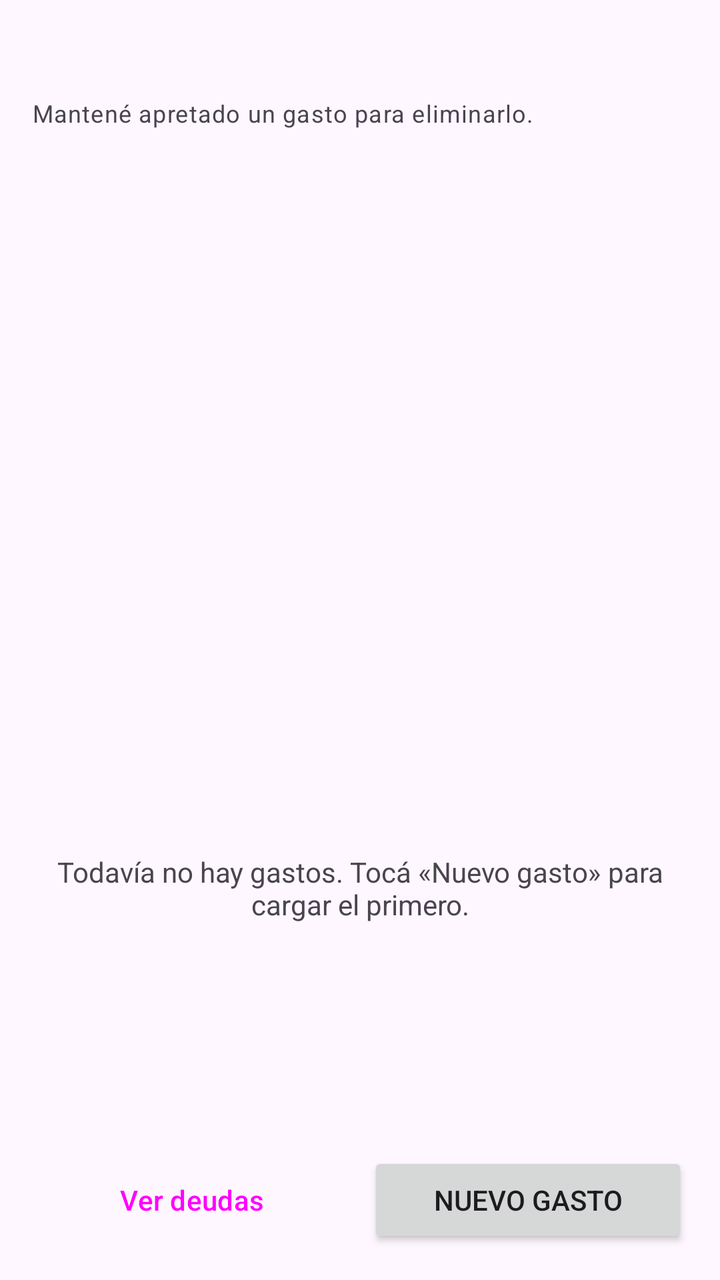
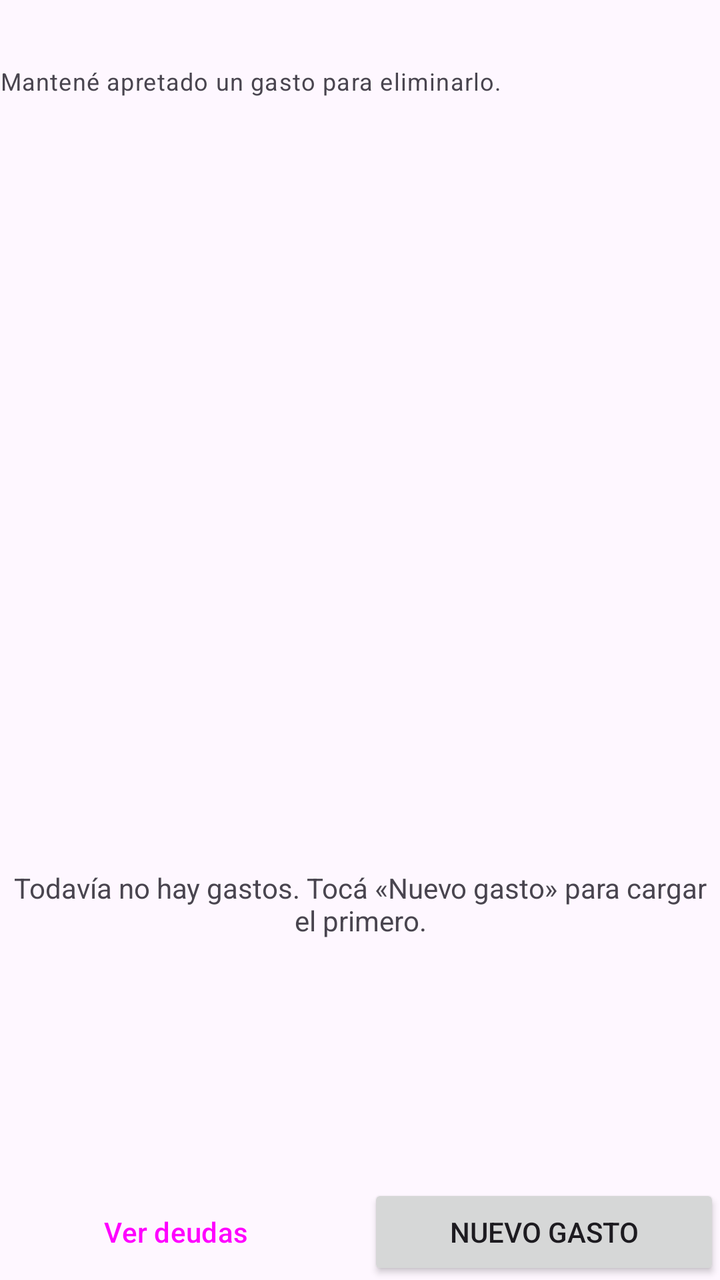

The first picture is an Android layout as it rendered before a commit; the second is the same layout after the commit. The layout source and the unified diff follow.
<!-- AndroidManifest.xml: application theme Theme.Tarjetazo -->
<!-- res/layout/activity_main.xml -->
<?xml version="1.0" encoding="utf-8"?>
<LinearLayout xmlns:android="http://schemas.android.com/apk/res/android"
    android:layout_width="match_parent"
    android:layout_height="match_parent"
    android:fitsSystemWindows="true"
    android:orientation="vertical"
    android:padding="16dp">

    <TextView
        android:id="@+id/total"
        android:layout_width="match_parent"
        android:layout_height="wrap_content"
        android:textAppearance="?attr/textAppearanceHeadlineSmall" />

    <TextView
        android:layout_width="match_parent"
        android:layout_height="wrap_content"
        android:layout_marginBottom="8dp"
        android:text="Mantené apretado un gasto para eliminarlo."
        android:textAppearance="?attr/textAppearanceBodySmall" />

    <ListView
        android:id="@+id/lista"
        android:layout_width="match_parent"
        android:layout_height="0dp"
        android:layout_weight="1" />

    <TextView
        android:id="@+id/vacio"
        android:layout_width="match_parent"
        android:layout_height="0dp"
        android:layout_weight="1"
        android:gravity="center"
        android:text="Todavía no hay gastos. Tocá «Nuevo gasto» para cargar el primero." />

    <LinearLayout
        android:layout_width="match_parent"
        android:layout_height="wrap_content"
        android:layout_marginTop="8dp"
        android:orientation="horizontal">

        <Button
            android:id="@+id/ver_deudas"
            style="?attr/materialButtonOutlinedStyle"
            android:layout_width="0dp"
            android:layout_height="wrap_content"
            android:layout_marginEnd="8dp"
            android:layout_weight="1"
            android:text="Ver deudas" />

        <Button
            android:id="@+id/nuevo"
            android:layout_width="0dp"
            android:layout_height="wrap_content"
            android:layout_weight="1"
            android:text="Nuevo gasto" />
    </LinearLayout>
</LinearLayout>
<!-- resources referenced by this layout -->
<resources>
  <style name="Theme.Tarjetazo" parent="Base.Theme.Tarjetazo" />
  <style name="Base.Theme.Tarjetazo" parent="Theme.Material3.DayNight.NoActionBar">
          
          
      </style>
</resources>

<!-- the commit's change to res/layout/activity_main.xml (unified diff, before → after) -->
@@ -4,7 +4,7 @@
     android:layout_height="match_parent"
     android:fitsSystemWindows="true"
     android:orientation="vertical"
-    android:padding="16dp">
+    android:layout_margin="16dp">
 
     <TextView
         android:id="@+id/total"
